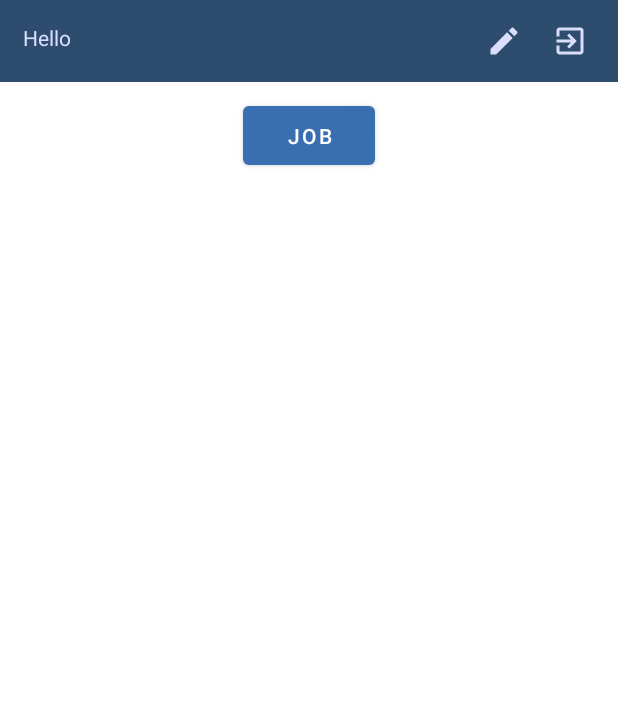
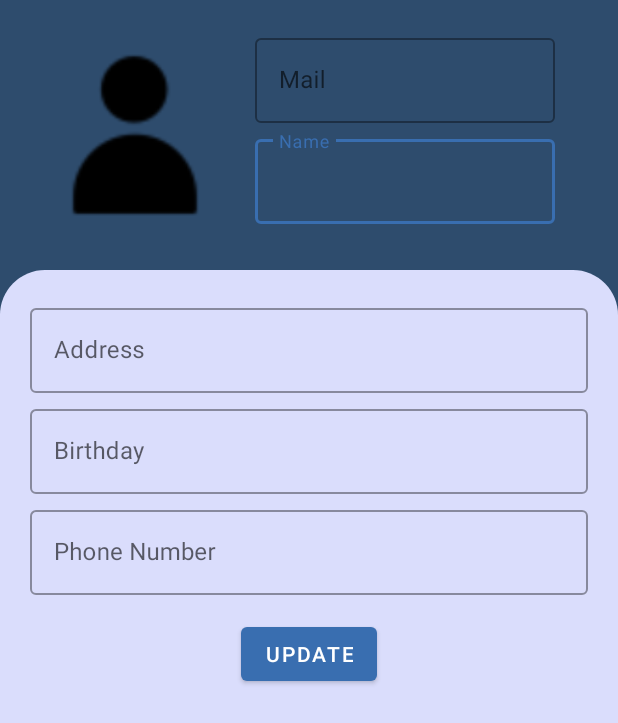
Before and after one commit to egliette/JobFound, an Android app: the screen it shows after launch once a user with an empty profile is signed in (MainActivity before the commit, UpdateActivity after it), after a tap on an icon or button, on a phone screen of 412 x 824 dp. Shown: the top 723 px of the screen. Run offline under Robolectric (Android 15) with nearby library versions, the phone set to English and light mode, and no system bars; our stand-ins replace Firebase (no records; nobody signed in at launch, a user with empty details on screens opened directly); pictures from the network do not load.

Commit message:
UpdateActivity

```diff
--- a/app/build.gradle
+++ b/app/build.gradle
@@ -39,7 +39,10 @@ dependencies {
     implementation 'com.android.volley:volley:1.2.0'
     implementation 'com.google.android.gms:play-services-location:18.0.0'
     implementation 'com.google.firebase:firebase-auth:21.0.1'
+    implementation 'com.google.firebase:firebase-firestore:24.0.0'
     testImplementation 'junit:junit:4.+'
     androidTestImplementation 'androidx.test.ext:junit:1.1.3'
     androidTestImplementation 'androidx.test.espresso:espresso-core:3.4.0'
+
+    implementation 'com.github.bumptech.glide:glide:3.7.0'
 }
--- a/app/src/main/AndroidManifest.xml
+++ b/app/src/main/AndroidManifest.xml
@@ -15,6 +15,9 @@
         android:screenOrientation="portrait"
         android:supportsRtl="true"
         android:theme="@style/Theme.MiniProject">
+        <activity
+            android:name=".UpdateActivity"
+            android:exported="true" />
         <activity
             android:name=".ResetPasswordActivity"
             android:exported="true" />
--- a/app/src/main/java/com/example/miniproject/MainActivity.java
+++ b/app/src/main/java/com/example/miniproject/MainActivity.java
@@ -5,6 +5,7 @@ import androidx.appcompat.app.AppCompatActivity;
 import android.content.Intent;
 import android.media.Image;
 import android.os.Bundle;
+import android.view.KeyEvent;
 import android.view.View;
 import android.widget.Button;
 import android.widget.ImageView;
@@ -41,7 +42,7 @@ public class MainActivity extends AppCompatActivity {
         });
 
         ivUpdate.setOnClickListener(view -> {
-            //startActivity(new Intent(this, UpdateActivity.class));
+            startActivity(new Intent(this, UpdateActivity.class));
         });
 
         btnJob.setOnClickListener(view -> {
@@ -63,4 +64,9 @@ public class MainActivity extends AppCompatActivity {
             startActivity(new Intent(this, LoginActivity.class));
         }
     }
+
+    @Override
+    public void onBackPressed() {
+        //nothing
+    }
 }
--- a/app/src/main/java/com/example/miniproject/ResetPasswordActivity.java
+++ b/app/src/main/java/com/example/miniproject/ResetPasswordActivity.java
@@ -54,7 +54,7 @@ public class ResetPasswordActivity extends AppCompatActivity {
         }
 
         if(!Patterns.EMAIL_ADDRESS.matcher(email).matches()) {
-            etResetEmail.setError("Please");
+            etResetEmail.setError("Please provide correct email syntax");
             etResetEmail.requestFocus();
             return;
         }
--- /dev/null
+++ b/app/src/main/java/com/example/miniproject/UpdateActivity.java
@@ -0,0 +1,268 @@
+package com.example.miniproject;
+
+import static android.content.ContentValues.TAG;
+
+import androidx.activity.result.ActivityResult;
+import androidx.activity.result.ActivityResultCallback;
+import androidx.activity.result.ActivityResultLauncher;
+import androidx.activity.result.contract.ActivityResultContracts;
+import androidx.annotation.NonNull;
+import androidx.annotation.Nullable;
+import androidx.appcompat.app.AppCompatActivity;
+
+import android.Manifest;
+import android.app.DatePickerDialog;
+import android.app.ProgressDialog;
+import android.content.Intent;
+import android.content.pm.PackageManager;
+import android.graphics.Bitmap;
+import android.net.Uri;
+import android.os.Build;
+import android.os.Bundle;
+import android.provider.MediaStore;
+import android.util.Log;
+import android.util.Patterns;
+import android.view.View;
+import android.widget.Button;
+import android.widget.DatePicker;
+import android.widget.ImageView;
+import android.widget.ProgressBar;
+import android.widget.Toast;
+
+import com.bumptech.glide.Glide;
+import com.google.android.gms.tasks.OnCompleteListener;
+import com.google.android.gms.tasks.OnFailureListener;
+import com.google.android.gms.tasks.OnSuccessListener;
+import com.google.android.gms.tasks.Task;
+import com.google.android.material.textfield.TextInputEditText;
+import com.google.firebase.auth.FirebaseAuth;
+import com.google.firebase.auth.FirebaseUser;
+import com.google.firebase.auth.UserProfileChangeRequest;
+import com.google.firebase.firestore.DocumentReference;
+import com.google.firebase.firestore.DocumentSnapshot;
+import com.google.firebase.firestore.EventListener;
+import com.google.firebase.firestore.FirebaseFirestore;
+import com.google.firebase.firestore.FirebaseFirestoreException;
+
+import java.io.IOException;
+import java.util.Calendar;
+import java.util.HashMap;
+import java.util.Map;
+
+public class UpdateActivity extends AppCompatActivity {
+
+    public static final int MY_REQUEST_CODE = 10;
+
+    TextInputEditText etName;
+    TextInputEditText etAddress;
+    TextInputEditText etBirthday;
+    TextInputEditText etPhone;
+    TextInputEditText etMail;
+    Button btnUpdate;
+    ProgressDialog progressDialog;
+    ImageView ivAvatar;
+    Uri mUri;
+
+    private ActivityResultLauncher<Intent> mActivityResultLauncher = registerForActivityResult(
+            new ActivityResultContracts.StartActivityForResult(),
+            new ActivityResultCallback<ActivityResult>() {
+                @Override
+                public void onActivityResult(ActivityResult result) {
+                    if (result.getResultCode() == RESULT_OK) {
+                        Intent intent = result.getData();
+                        if (intent == null) {
+                            return;
+                        }
+                        Uri uri = intent.getData();
+                        mUri = uri;
+                        try {
+                            Bitmap bitmap = MediaStore.Images.Media
+                                    .getBitmap(getContentResolver(), uri);
+                            setBitmapImageView(bitmap);
+                        } catch (IOException e) {
+                            e.printStackTrace();
+                        }
+                    }
+                }
+            });
+
+    public void setBitmapImageView(Bitmap bitmapImageView) {
+        ivAvatar.setImageBitmap(bitmapImageView);
+    }
+
+    FirebaseAuth mAuth;
+    FirebaseFirestore fStore;
+
+
+
+    @Override
+    protected void onCreate(Bundle savedInstanceState) {
+        super.onCreate(savedInstanceState);
+        setContentView(R.layout.activity_update);
+        getSupportActionBar().hide();
+
+        etName = findViewById(R.id.etName);
+        etAddress =  findViewById(R.id.etAddress);
+        etBirthday =  findViewById(R.id.etBirthday);
+        etPhone = findViewById(R.id.etPhone);
+        etMail = findViewById(R.id.etMail);
+        btnUpdate = (Button) findViewById(R.id.btnUpdate);
+        progressDialog = new ProgressDialog(this);
+        ivAvatar = (ImageView) findViewById(R.id.ivAvatar);
+
+        mAuth = FirebaseAuth.getInstance();
+        fStore = FirebaseFirestore.getInstance();
+
+        String userEmail = mAuth.getCurrentUser().getEmail();
+        etMail.setText(userEmail);
+
+        Calendar birthCalendar = Calendar.getInstance();
+        final int birthYear = birthCalendar.get(Calendar.YEAR);
+        final int birthMonth = birthCalendar.get(Calendar.MONTH);
+        final int birthDay = birthCalendar.get(Calendar.DAY_OF_MONTH);
+
+        etBirthday.setOnFocusChangeListener(new View.OnFocusChangeListener() {
+            @Override
+            public void onFocusChange(View view, boolean hasFocus) {
+                if (hasFocus) {
+                    DatePickerDialog datePickerDialog = new DatePickerDialog(
+                            UpdateActivity.this, new DatePickerDialog.OnDateSetListener() {
+                        @Override
+                        public void onDateSet(DatePicker view, int year, int month, int day) {
+                            month = month + 1;
+                            String date = day+"/"+month+"/"+year;
+                            etBirthday.setText(date);
+                        }
+                    }, birthYear, birthMonth, birthDay);
+                    datePickerDialog.show();
+                }
+            }
+        });
+
+        initUserProfile();
+
+        btnUpdate.setOnClickListener(view -> {
+            updateUserProfile();
+        });
+
+        ivAvatar.setOnClickListener(view -> {
+            changeAvatar();
+        });
+    }
+
+    private void changeAvatar() {
+        onClickRequestPermission();
+    }
+
+    private void onClickRequestPermission() {
+        if (Build.VERSION.SDK_INT < Build.VERSION_CODES.M) {
+            openGallery();
+            return;
+        }
+
+        if (this.checkSelfPermission(Manifest.permission.READ_EXTERNAL_STORAGE) == PackageManager.PERMISSION_GRANTED) {
+            openGallery();
+            return;
+        } else {
+            String[] permissions = {Manifest.permission.READ_EXTERNAL_STORAGE};
+            this.requestPermissions(permissions, MY_REQUEST_CODE);
+        }
+    }
+
+    @Override
+    public void onRequestPermissionsResult(int requestCode, @NonNull String[] permissions, @NonNull int[] grantResults) {
+        super.onRequestPermissionsResult(requestCode, permissions, grantResults);
+        if (requestCode == MY_REQUEST_CODE) {
+            if (grantResults.length > 0 && grantResults[0] == PackageManager.PERMISSION_GRANTED) {
+                openGallery();
+            } else {
+                Toast.makeText(UpdateActivity.this, "Need permission to do change avatar.", Toast.LENGTH_SHORT).show();
+            }
+        }
+    }
+
+    private void openGallery() {
+        Intent intent = new Intent();
+        intent.setType("image/*");
+        intent.setAction(Intent.ACTION_GET_CONTENT);
+        mActivityResultLauncher.launch(Intent.createChooser(intent, "Select picture"));
+    }
+
+    private void initUserProfile() {
+        FirebaseUser user = mAuth.getCurrentUser();
+
+        Uri photoUrl = user.getPhotoUrl();
+        Glide.with(this).load(photoUrl).error(R.drawable.user).into(ivAvatar);
+        //ivAvatar.setImageURI(photoUrl);
+
+        String userID = user.getUid();
+
+        DocumentReference documentReference = fStore.collection("users").document(userID);
+
+        documentReference.addSnapshotListener(this, new EventListener<DocumentSnapshot>() {
+            @Override
+            public void onEvent(@Nullable DocumentSnapshot value, @Nullable FirebaseFirestoreException error) {
+                etName.setText(value.getString("name"));
+                etAddress.setText(value.getString("address"));
+                etBirthday.setText(value.getString("birthday"));
+                etPhone.setText(value.getString("phone"));
+            }
+        });
+    }
+
+    private void updateUserProfile() {
+        String name = etName.getText().toString().trim();
+        String address = etAddress.getText().toString().trim();
+        String birthday = etBirthday.getText().toString().trim();
+        String phone = etPhone.getText().toString().trim();
+
+        if(!Patterns.PHONE.matcher(phone).matches()) {
+            etPhone.setError("Please provide correct phone syntax");
+            etPhone.requestFocus();
+            return;
+        }
+
+        FirebaseUser firebaseUser = FirebaseAuth.getInstance().getCurrentUser();
+
+        UserProfileChangeRequest profileUpdates = new UserProfileChangeRequest.Builder()
+                .setPhotoUri(mUri)
+                .build();
+
+        firebaseUser.updateProfile(profileUpdates)
+                .addOnCompleteListener(new OnCompleteListener<Void>() {
+                    @Override
+                    public void onComplete(@NonNull Task<Void> task) {
+                        if (task.isSuccessful()) {
+                            Log.d(TAG, "User profile updated.");
+                        }
+                    }
+                });
+
+        Map<String, Object> user = new HashMap<>();
+        user.put("name", name);
+        user.put("address", address);
+        user.put("birthday", birthday);
+        user.put("phone", phone);
+
+        String userID = mAuth.getCurrentUser().getUid();
+        DocumentReference documentReference = fStore.collection("users").document(userID);
+
+        progressDialog.show();
+        documentReference.set(user)
+                .addOnSuccessListener(new OnSuccessListener<Void>() {
+                    @Override
+                    public void onSuccess(Void unused) {
+                        Toast.makeText(UpdateActivity.this, "Update profile successfully!", Toast.LENGTH_SHORT).show();
+                        progressDialog.dismiss();
+                    }
+                })
+                .addOnFailureListener(new OnFailureListener() {
+                    @Override
+                    public void onFailure(@NonNull Exception e) {
+                        Log.w("ERROR", "Error adding document", e);
+                        Toast.makeText(UpdateActivity.this, "Update profile error: " + e.getMessage(), Toast.LENGTH_SHORT).show();
+                        progressDialog.dismiss();
+                    }
+                });
+    }
+}
--- a/app/src/main/res/layout/activity_main.xml
+++ b/app/src/main/res/layout/activity_main.xml
@@ -17,6 +17,7 @@
             android:layout_margin="15dp"
             android:text="Hello "
             android:id="@+id/tvHello"
+            android:layout_centerVertical="true"
             android:textColor="#DADDFC"/>
 
         <LinearLayout
@@ -26,17 +27,17 @@
             android:orientation="horizontal">
 
             <ImageView
-                android:layout_width="wrap_content"
-                android:layout_height="wrap_content"
+                android:layout_width="30dp"
+                android:layout_height="30dp"
                 android:layout_marginTop="15dp"
                 android:layout_marginBottom="15dp"
-                android:layout_marginRight="20dp"
+                android:layout_marginRight="30dp"
                 android:id="@+id/ivUpdate"
                 android:src="@drawable/ic_edit"/>
 
             <ImageView
-                android:layout_width="wrap_content"
-                android:layout_height="wrap_content"
+                android:layout_width="30dp"
+                android:layout_height="30dp"
                 android:layout_marginTop="15dp"
                 android:layout_marginBottom="15dp"
                 android:layout_marginRight="20dp"
--- /dev/null
+++ b/app/src/main/res/layout/activity_update.xml
@@ -0,0 +1,120 @@
+<?xml version="1.0" encoding="utf-8"?>
+<LinearLayout xmlns:android="http://schemas.android.com/apk/res/android"
+    xmlns:app="http://schemas.android.com/apk/res-auto"
+    xmlns:tools="http://schemas.android.com/tools"
+    android:layout_width="match_parent"
+    android:layout_height="match_parent"
+    android:background="#2E4C6D"
+    android:orientation="vertical"
+    tools:context=".UpdateActivity">
+
+    <LinearLayout
+        android:layout_width="match_parent"
+        android:layout_height="wrap_content"
+        android:orientation="horizontal"
+        android:layout_margin="10dp">
+
+        <ImageView
+            android:layout_width="120dp"
+            android:layout_height="120dp"
+            android:layout_margin="20dp"
+            android:layout_gravity="center"
+            android:src="@drawable/user"
+            android:id="@+id/ivAvatar"/>
+
+        <LinearLayout
+            android:layout_width="200dp"
+            android:layout_height="wrap_content"
+            android:orientation="vertical">
+            <com.google.android.material.textfield.TextInputLayout
+                android:layout_width="match_parent"
+                android:layout_height="wrap_content"
+                style="@style/Widget.MaterialComponents.TextInputLayout.OutlinedBox"
+                android:layout_marginTop="10dp"
+                android:layout_marginBottom="5dp">
+                <com.google.android.material.textfield.TextInputEditText
+                    android:layout_width="match_parent"
+                    android:layout_height="wrap_content"
+                    android:textColor="#DADDFC"
+                    android:hint="Mail"
+                    android:text="Mail"
+                    android:focusable="false"
+                    android:id="@+id/etMail"/>
+            </com.google.android.material.textfield.TextInputLayout>
+
+            <com.google.android.material.textfield.TextInputLayout
+                android:layout_width="match_parent"
+                android:layout_height="wrap_content"
+                style="@style/Widget.MaterialComponents.TextInputLayout.OutlinedBox">
+                <com.google.android.material.textfield.TextInputEditText
+                    android:layout_width="match_parent"
+                    android:layout_height="wrap_content"
+                    android:textColor="#DADDFC"
+                    android:hint="Name"
+                    android:inputType="text"
+                    android:maxLines="1"
+                    android:id="@+id/etName"/>
+            </com.google.android.material.textfield.TextInputLayout>
+        </LinearLayout>
+    </LinearLayout>
+
+    <LinearLayout
+        android:layout_width="match_parent"
+        android:layout_height="wrap_content"
+        android:orientation="vertical"
+        android:layout_weight="4"
+        android:padding="20dp"
+        android:background="@drawable/background">
+
+        <com.google.android.material.textfield.TextInputLayout
+            android:layout_width="match_parent"
+            android:layout_height="wrap_content"
+            style="@style/Widget.MaterialComponents.TextInputLayout.OutlinedBox"
+            android:layout_marginBottom="5dp">
+            <com.google.android.material.textfield.TextInputEditText
+                android:layout_width="match_parent"
+                android:layout_height="wrap_content"
+                android:hint="Address"
+                android:textColor="#396EB0"
+                android:id="@+id/etAddress"/>
+        </com.google.android.material.textfield.TextInputLayout>
+
+        <com.google.android.material.textfield.TextInputLayout
+            android:layout_width="match_parent"
+            android:layout_height="wrap_content"
+            style="@style/Widget.MaterialComponents.TextInputLayout.OutlinedBox"
+            android:layout_marginBottom="5dp">
+            <com.google.android.material.textfield.TextInputEditText
+                android:id="@+id/etBirthday"
+                android:layout_width="match_parent"
+                android:layout_height="wrap_content"
+                android:textColor="#396EB0"
+                android:hint="Birthday"
+                />
+        </com.google.android.material.textfield.TextInputLayout>
+
+        <com.google.android.material.textfield.TextInputLayout
+            android:layout_width="match_parent"
+            android:layout_height="wrap_content"
+            style="@style/Widget.MaterialComponents.TextInputLayout.OutlinedBox"
+            android:layout_marginBottom="5dp">
+            <com.google.android.material.textfield.TextInputEditText
+                android:id="@+id/etPhone"
+                android:layout_width="match_parent"
+                android:layout_height="wrap_content"
+                android:textColor="#396EB0"
+                android:hint="Phone Number"
+                />
+        </com.google.android.material.textfield.TextInputLayout>
+
+        <Button
+            android:layout_width="wrap_content"
+            android:layout_height="wrap_content"
+            android:layout_margin="10dp"
+            android:layout_gravity="center"
+            android:text="Update"
+            android:id="@+id/btnUpdate"/>
+
+    </LinearLayout>
+
+</LinearLayout>
```
Also changed, not shown: app/src/main/res/drawable/user.png (added).
